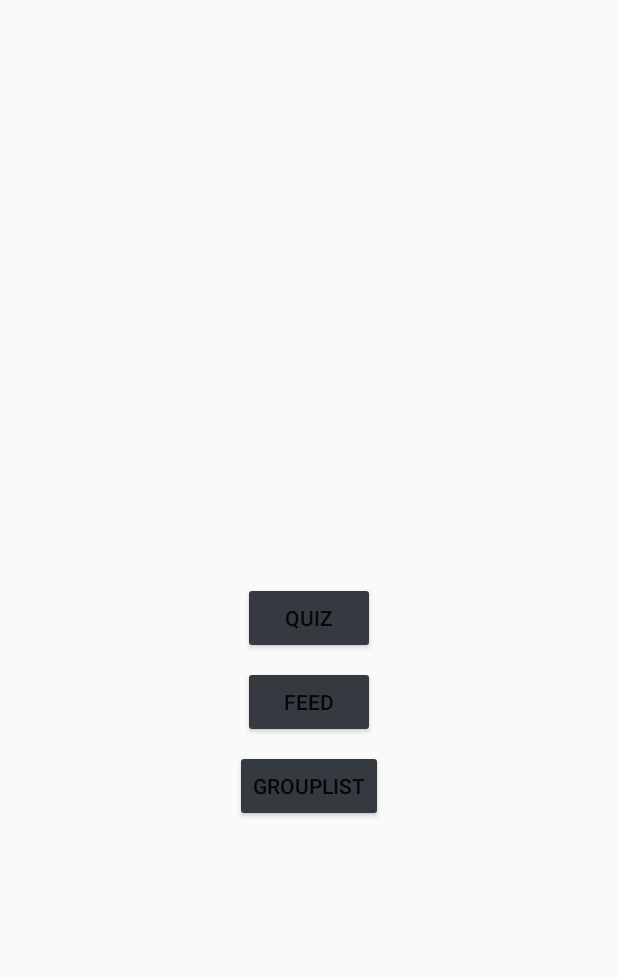
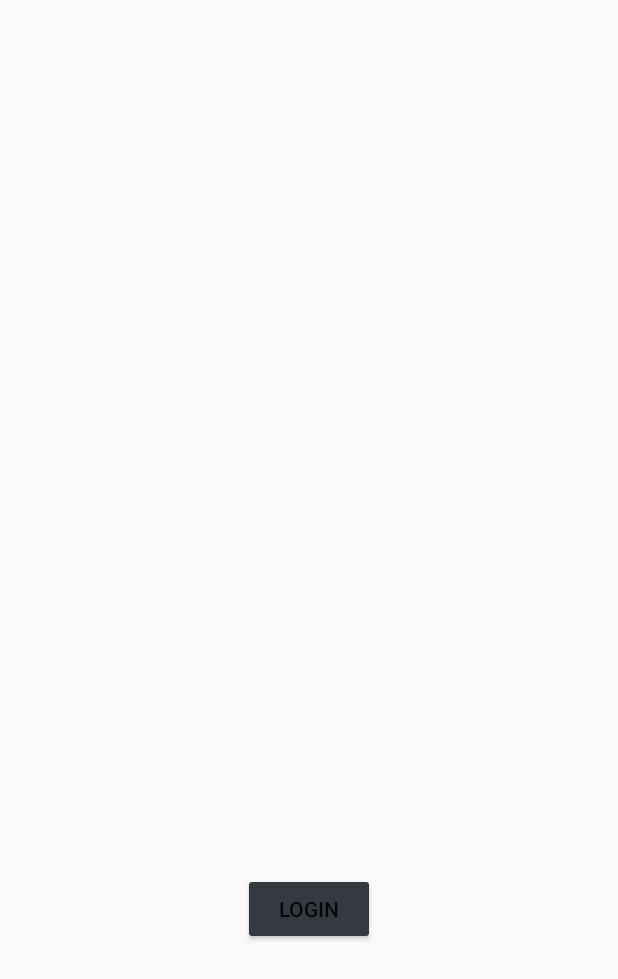
Before and after one commit to urbrob/hackathon2019, an Android app: the screen it shows after launch (Studentbook), on a phone screen of 412 x 824 dp. Shown: the top 979 px of the screen. Run offline under Robolectric (Android 15) with nearby library versions, the phone set to English and light mode, and no system bars.

Commit message:
sort of MVP

```diff
--- a/student-book/StudentBookAndroid/app/src/main/java/com/niewycompany/klejton/studentbook/QuizListActivity.java
+++ b/student-book/StudentBookAndroid/app/src/main/java/com/niewycompany/klejton/studentbook/QuizListActivity.java
@@ -65,7 +65,7 @@ public class QuizListActivity extends ListActivity
     {
         super.onListItemClick(l, v, pos, id);
 
-        Toast.makeText(getBaseContext(),String.valueOf(id) + " fUCKS gIVEN",Toast.LENGTH_SHORT).show();
+        Toast.makeText(getBaseContext(),id + " fUCKS gIVEN",Toast.LENGTH_SHORT).show();
 
         Intent intent = new Intent(this, QuizActivity.class);
         String quizId = quizIdToViewId.get(id);
--- a/student-book/StudentBookAndroid/app/src/main/res/layout/content_studentbook.xml
+++ b/student-book/StudentBookAndroid/app/src/main/res/layout/content_studentbook.xml
@@ -10,28 +10,12 @@
         tools:context=".Studentbook">
 
     <Button
-            android:text="Quiz"
-            android:layout_width="wrap_content"
-            android:layout_height="wrap_content" android:id="@+id/quiz_button"
-            app:layout_constraintTop_toTopOf="parent"
-            android:layout_marginTop="231dp" app:layout_constraintStart_toStartOf="parent"
-            android:layout_marginStart="148dp" app:layout_constraintBottom_toBottomOf="parent"
-            android:layout_marginBottom="232dp" android:layout_marginEnd="148dp"
-            app:layout_constraintEnd_toEndOf="parent" android:onClick="openQuiz"/>
-    <Button
-            android:text="Feed"
-            android:layout_width="wrap_content"
-            android:layout_height="wrap_content" android:id="@+id/feed_button"
-            android:onClick="openFeed" android:layout_marginTop="8dp"
-            app:layout_constraintTop_toBottomOf="@+id/quiz_button" app:layout_constraintStart_toStartOf="parent"
-            android:layout_marginStart="161dp" android:layout_marginEnd="162dp"
-            app:layout_constraintEnd_toEndOf="parent"/>
-    <Button
-            android:text="GroupList"
+            android:text="Login"
             android:layout_width="wrap_content"
             android:layout_height="wrap_content" android:id="@+id/group_button"
-            app:layout_constraintTop_toBottomOf="@+id/feed_button" android:onClick="openGroupList"
-            android:layout_marginTop="8dp" app:layout_constraintStart_toStartOf="parent"
+            android:onClick="openGroupList"
+            app:layout_constraintStart_toStartOf="parent"
             android:layout_marginStart="156dp" android:layout_marginEnd="156dp"
-            app:layout_constraintEnd_toEndOf="parent"/>
+            app:layout_constraintEnd_toEndOf="parent" app:layout_constraintBottom_toBottomOf="parent"
+            android:layout_marginBottom="194dp"/>
 </android.support.constraint.ConstraintLayout>
```
Also changed, not shown: student-book/StudentBookAndroid/app/src/main/java/com/niewycompany/klejton/studentbook/QuizActivity.java (+35 -0 lines), student-book/StudentBookAndroid/app/src/main/java/com/niewycompany/klejton/studentbook/SlideAdapter.java (+32 -0 lines), student-book/StudentBookAndroid/app/src/main/java/com/niewycompany/klejton/studentbook/Studentbook.java (+0 -16 lines), student-book/StudentBookAndroid/app/src/main/res/layout/slide.xml (+5 -4 lines).
